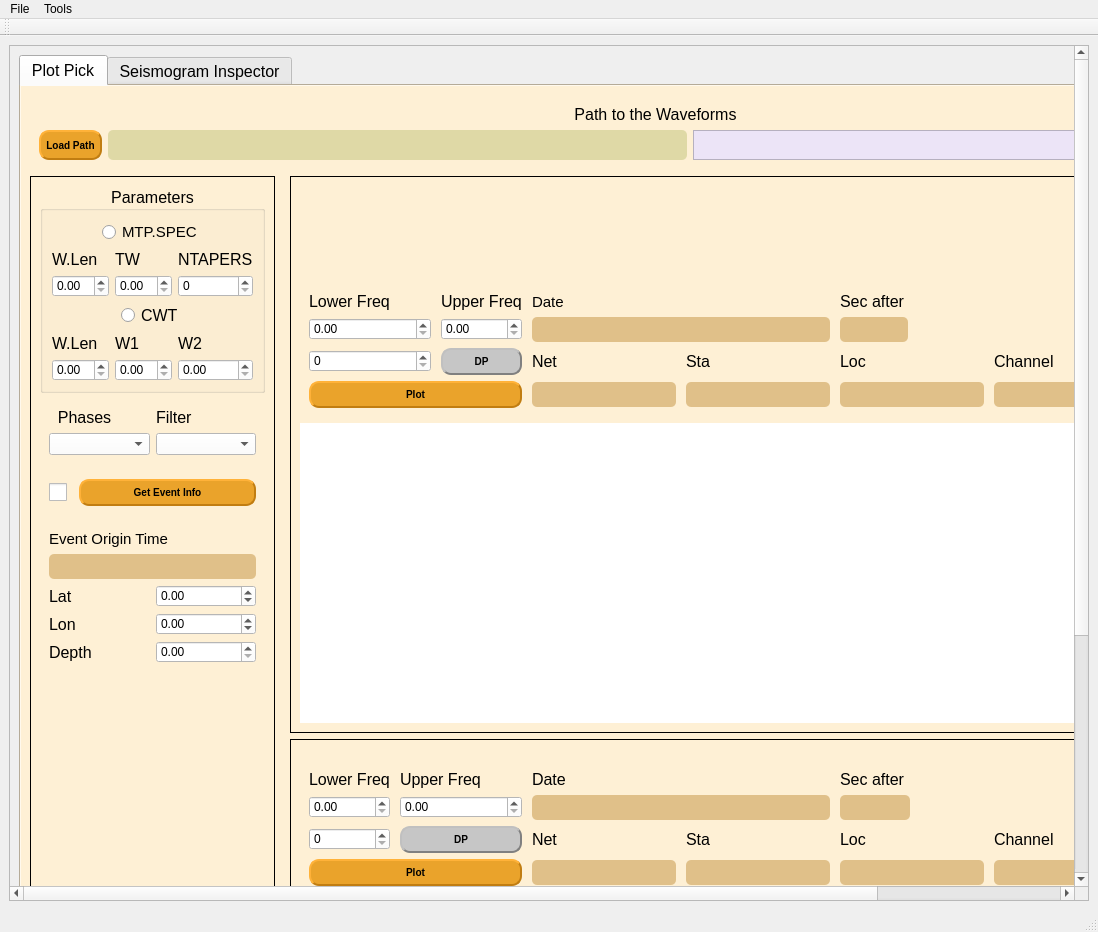
Old version of the form isp/resources/designer_uis/SeismogramFrame.ui in the repository ProjectISP/ISP.
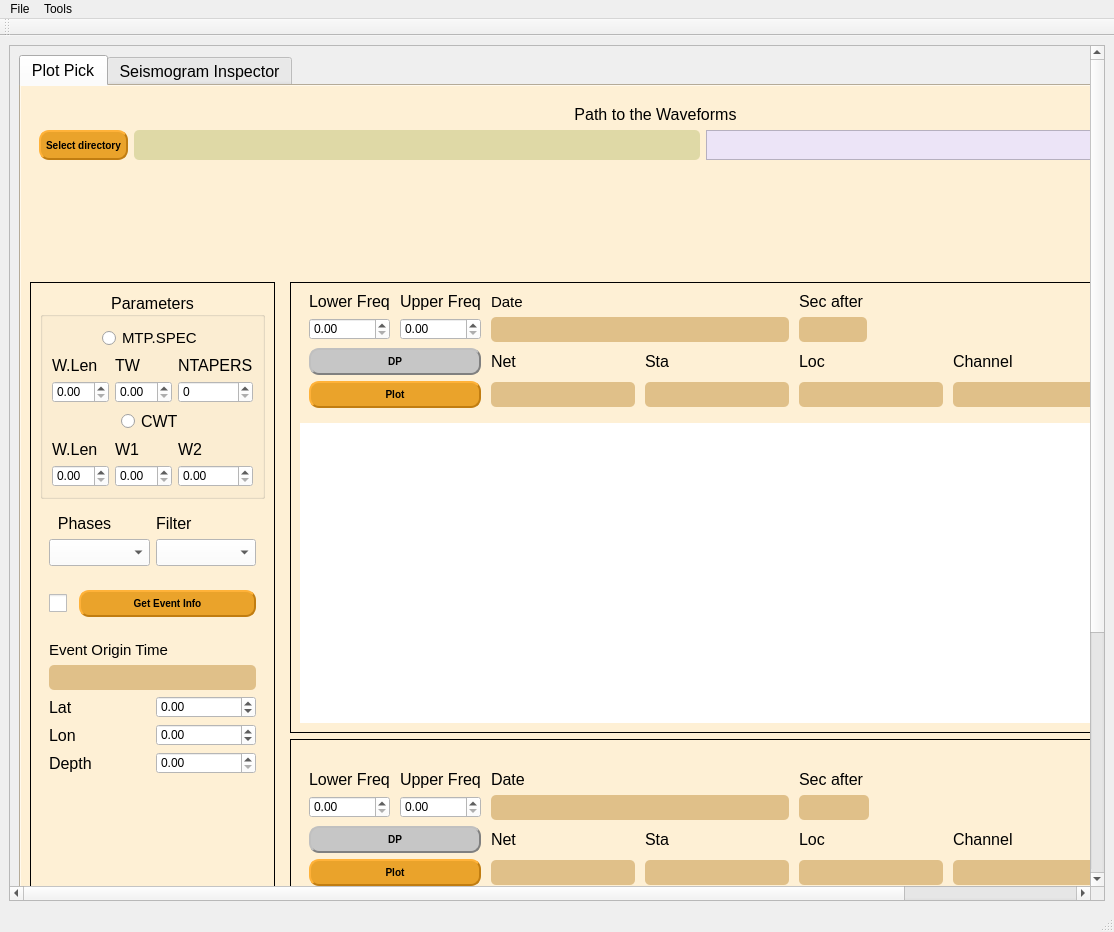
New version of the form. Icons and pictures are not drawn. Custom widgets are drawn as their Qt base class.

The edit to the form file:
```diff
--- a/isp/resources/designer_uis/SeismogramFrame.ui
+++ b/isp/resources/designer_uis/SeismogramFrame.ui
@@ -6,7 +6,7 @@
    <rect>
     <x>0</x>
     <y>0</y>
-    <width>1098</width>
+    <width>1114</width>
     <height>932</height>
    </rect>
   </property>
@@ -101,6 +101,16 @@
 QLineEdit:read-only {
 	background-color:rgba(200, 200, 133,150);
 }
+
+QComboBox{
+ 	background-color: rgb(255, 255, 255);
+	selection-color: black;
+	selection-background-color: rgba(233, 185, 110, 150);
+}
+
+QComboBox QAbstractItemView {
+	background-color: rgb(255, 255, 255);
+}
 </string>
   </property>
   <widget class="QWidget" name="centralwidget">
@@ -122,10 +132,10 @@
       <widget class="QWidget" name="scrollAreaWidgetContents">
        <property name="geometry">
         <rect>
-         <x>-238</x>
+         <x>0</x>
          <y>0</y>
          <width>1302</width>
-         <height>1174</height>
+         <height>1180</height>
         </rect>
        </property>
        <layout class="QVBoxLayout" name="verticalLayout_2">
@@ -283,15 +293,21 @@
                 <verstretch>0</verstretch>
                </sizepolicy>
               </property>
+              <property name="minimumSize">
+               <size>
+                <width>0</width>
+                <height>0</height>
+               </size>
+              </property>
               <property name="maximumSize">
                <size>
                 <width>16777215</width>
-                <height>80</height>
+                <height>16777215</height>
                </size>
               </property>
               <layout class="QGridLayout" name="gridLayout_11">
                <item row="2" column="1">
-                <widget class="QLineEdit" name="Pathwaveforms">
+                <widget class="QLineEdit" name="rootPathForm">
                  <property name="sizePolicy">
                   <sizepolicy hsizetype="Expanding" vsizetype="Expanding">
                    <horstretch>0</horstretch>
@@ -342,7 +358,7 @@
                 </widget>
                </item>
                <item row="2" column="0">
-                <widget class="QPushButton" name="loadPathBtn">
+                <widget class="QPushButton" name="selectDirBtn">
                  <property name="sizePolicy">
                   <sizepolicy hsizetype="Minimum" vsizetype="Expanding">
                    <horstretch>0</horstretch>
@@ -359,14 +375,28 @@
                   <cursorShape>PointingHandCursor</cursorShape>
                  </property>
                  <property name="text">
-                  <string>Load Path</string>
+                  <string>Select directory</string>
                  </property>
                 </widget>
                </item>
+               <item row="3" column="0" colspan="2">
+                <layout class="QVBoxLayout" name="verticalLayout_8">
+                 <item>
+                  <widget class="QWidget" name="fileSelectorWidget" native="true">
+                   <property name="minimumSize">
+                    <size>
+                     <width>0</width>
+                     <height>100</height>
+                    </size>
+                   </property>
+                  </widget>
+                 </item>
+                </layout>
+               </item>
               </layout>
              </widget>
             </item>
-            <item row="1" column="0">
+            <item row="2" column="0">
              <widget class="QFrame" name="frame">
               <property name="sizePolicy">
                <sizepolicy hsizetype="Preferred" vsizetype="MinimumExpanding">
@@ -506,17 +536,13 @@
                   </item>
                   <item row="1" column="0">
                    <widget class="QComboBox" name="comboPick">
-                    <property name="styleSheet">
-                     <string notr="true">background-color: rgb(255, 255, 255);</string>
+                    <property name="editable">
+                     <bool>false</bool>
                     </property>
                    </widget>
                   </item>
                   <item row="1" column="1">
-                   <widget class="QComboBox" name="comboFilter">
-                    <property name="styleSheet">
-                     <string notr="true">background-color: rgb(255, 255, 255);</string>
-                    </property>
-                   </widget>
+                   <widget class="QComboBox" name="comboFilter"/>
                   </item>
                  </layout>
                 </widget>
@@ -753,7 +779,7 @@
               </layout>
              </widget>
             </item>
-            <item row="1" column="1">
+            <item row="2" column="1">
              <widget class="QFrame" name="frame">
               <property name="sizePolicy">
                <sizepolicy hsizetype="MinimumExpanding" vsizetype="MinimumExpanding">
@@ -804,20 +830,6 @@
                   <property name="topMargin">
                    <number>0</number>
                   </property>
-                  <item>
-                   <layout class="QVBoxLayout" name="verticalLayout_8">
-                    <item>
-                     <widget class="QWidget" name="fileSelector" native="true">
-                      <property name="minimumSize">
-                       <size>
-                        <width>0</width>
-                        <height>100</height>
-                       </size>
-                      </property>
-                     </widget>
-                    </item>
-                   </layout>
-                  </item>
                   <item>
                    <widget class="QFrame" name="frame_2">
                     <property name="sizePolicy">
@@ -882,25 +894,6 @@
                        </property>
                        <property name="minimumSize">
                         <size>
-                         <width>122</width>
-                         <height>0</height>
-                        </size>
-                       </property>
-                       <property name="styleSheet">
-                        <string notr="true">background-color: rgb(255, 255, 255);</string>
-                       </property>
-                      </widget>
-                     </item>
-                     <item row="2" column="0">
-                      <widget class="QSpinBox" name="n1">
-                       <property name="sizePolicy">
-                        <sizepolicy hsizetype="Preferred" vsizetype="Fixed">
-                         <horstretch>0</horstretch>
-                         <verstretch>0</verstretch>
-                        </sizepolicy>
-                       </property>
-                       <property name="minimumSize">
-                        <size>
                          <width>0</width>
                          <height>0</height>
                         </size>
@@ -910,73 +903,6 @@
                        </property>
                       </widget>
                      </item>
-                     <item row="2" column="1">
-                      <widget class="QPushButton" name="DP1">
-                       <property name="sizePolicy">
-                        <sizepolicy hsizetype="Preferred" vsizetype="Fixed">
-                         <horstretch>0</horstretch>
-                         <verstretch>0</verstretch>
-                        </sizepolicy>
-                       </property>
-                       <property name="cursor">
-                        <cursorShape>PointingHandCursor</cursorShape>
-                       </property>
-                       <property name="toolTip">
-                        <string extracomment="bla"/>
-                       </property>
-                       <property name="statusTip">
-                        <string extracomment="bla"/>
-                       </property>
-                       <property name="accessibleDescription">
-                        <string/>
-                       </property>
-                       <property name="styleSheet">
-                        <string notr="true">QPushButton { 
-	background-color: rgb(198, 198, 198); 
-	border-color: grey;
-}
-
-QPushButton:hover:pressed {
-      background-color: qlineargradient(x1: 0, y1: 0, x2: 0, y2: 1,
-                                        stop: 0 #dadbde, stop: 1 #f6f7fa);
-}
-
-QPushButton:hover {
-      background-color: rgb(211, 215, 207);
- }
-
-  QPushButton:flat {
-      border: none; /* no border for a flat push button */
-  }
-
-  QPushButton:default {
-      border-color: navy; /* make the default button prominent */
-  }</string>
-                       </property>
-                       <property name="text">
-                        <string>DP</string>
-                       </property>
-                      </widget>
-                     </item>
-                     <item row="3" column="0" colspan="2">
-                      <widget class="QPushButton" name="PlotSeismogram">
-                       <property name="minimumSize">
-                        <size>
-                         <width>122</width>
-                         <height>0</height>
-                        </size>
-                       </property>
-                       <property name="cursor">
-                        <cursorShape>PointingHandCursor</cursorShape>
-                       </property>
-                       <property name="toolTip">
-                        <string/>
-                       </property>
-                       <property name="text">
-                        <string>Plot</string>
-                       </property>
-                      </widget>
-                     </item>
                      <item row="0" column="2">
                       <widget class="QLabel" name="label_37">
                        <property name="font">
@@ -1068,6 +994,73 @@
                      <item row="3" column="5">
                       <widget class="QLineEdit" name="Channel1"/>
                      </item>
+                     <item row="2" column="0" colspan="2">
+                      <widget class="QPushButton" name="DP1">
+                       <property name="sizePolicy">
+                        <sizepolicy hsizetype="Preferred" vsizetype="Fixed">
+                         <horstretch>0</horstretch>
+                         <verstretch>0</verstretch>
+                        </sizepolicy>
+                       </property>
+                       <property name="cursor">
+                        <cursorShape>PointingHandCursor</cursorShape>
+                       </property>
+                       <property name="toolTip">
+                        <string extracomment="bla"/>
+                       </property>
+                       <property name="statusTip">
+                        <string extracomment="bla"/>
+                       </property>
+                       <property name="accessibleDescription">
+                        <string/>
+                       </property>
+                       <property name="styleSheet">
+                        <string notr="true">QPushButton { 
+	background-color: rgb(198, 198, 198); 
+	border-color: grey;
+}
+
+QPushButton:hover:pressed {
+      background-color: qlineargradient(x1: 0, y1: 0, x2: 0, y2: 1,
+                                        stop: 0 #dadbde, stop: 1 #f6f7fa);
+}
+
+QPushButton:hover {
+      background-color: rgb(211, 215, 207);
+ }
+
+  QPushButton:flat {
+      border: none; /* no border for a flat push button */
+  }
+
+  QPushButton:default {
+      border-color: navy; /* make the default button prominent */
+  }</string>
+                       </property>
+                       <property name="text">
+                        <string>DP</string>
+                       </property>
+                      </widget>
+                     </item>
+                     <item row="3" column="0" colspan="2">
+                      <widget class="QPushButton" name="plotSeismogramBtn">
+                       <property name="minimumSize">
+                        <size>
+                         <width>122</width>
+                         <height>0</height>
+                        </size>
+                       </property>
+                       <property name="cursor">
+                        <cursorShape>PointingHandCursor</cursorShape>
+                       </property>
+                       <property name="toolTip">
+                        <string/>
+                       </property>
+                       <property name="text">
+                        <string>Plot</string>
+                       </property>
+                      </widget>
+                     </item>
                     </layout>
                    </widget>
                   </item>
@@ -1102,7 +1095,7 @@
                       <number>0</number>
                      </property>
                      <item>
-                      <widget class="QWidget" name="plotMat" native="true">
+                      <widget class="QWidget" name="plotMatWidget" native="true">
                        <property name="styleSheet">
                         <string notr="true">background-color: rgb(255, 255, 255);</string>
                        </property>
@@ -1294,45 +1287,6 @@
                        </property>
                       </widget>
                      </item>
-                     <item row="2" column="1">
-                      <widget class="QPushButton" name="DP2">
-                       <property name="minimumSize">
-                        <size>
-                         <width>122</width>
-                         <height>0</height>
-                        </size>
-                       </property>
-                       <property name="cursor">
-                        <cursorShape>PointingHandCursor</cursorShape>
-                       </property>
-                       <property name="styleSheet">
-                        <string notr="true">QPushButton { 
-	background-color: rgb(198, 198, 198);
-	border-color: grey;
- }
-
-QPushButton:hover:pressed {
-      background-color: qlineargradient(x1: 0, y1: 0, x2: 0, y2: 1,
-                                        stop: 0 #dadbde, stop: 1 #f6f7fa);
-}
-
-QPushButton:hover {
-      background-color: rgb(211, 215, 207);
- }
-
-  QPushButton:flat {
-      border: none; /* no border for a flat push button */
-  }
-
-  QPushButton:default {
-      border-color: navy; /* make the default button prominent */
-  }</string>
-                       </property>
-                       <property name="text">
-                        <string>DP</string>
-                       </property>
-                      </widget>
-                     </item>
                      <item row="2" column="5">
                       <widget class="QLabel" name="label_64">
                        <property name="text">
@@ -1377,15 +1331,8 @@
                        </property>
                       </widget>
                      </item>
-                     <item row="2" column="0">
-                      <widget class="QSpinBox" name="n2">
-                       <property name="styleSheet">
-                        <string notr="true">background-color: rgb(255, 255, 255);</string>
-                       </property>
-                      </widget>
-                     </item>
                      <item row="3" column="0" colspan="2">
-                      <widget class="QPushButton" name="PlotSeismogram2">
+                      <widget class="QPushButton" name="plotSeismogramBtn_2">
                        <property name="minimumSize">
                         <size>
                          <width>122</width>
@@ -1397,6 +1344,91 @@
                        </property>
                        <property name="text">
                         <string>Plot</string>
+                       </property>
+                      </widget>
+                     </item>
+                     <item row="2" column="0" colspan="2">
+                      <widget class="QPushButton" name="DP2">
+                       <property name="sizePolicy">
+                        <sizepolicy hsizetype="Preferred" vsizetype="Fixed">
+                         <horstretch>0</horstretch>
+                         <verstretch>0</verstretch>
+                        </sizepolicy>
+                       </property>
+                       <property name="minimumSize">
+                        <size>
+                         <width>122</width>
+                         <height>0</height>
+                        </size>
+                       </property>
+                       <property name="cursor">
+                        <cursorShape>PointingHandCursor</cursorShape>
+                       </property>
+                       <property name="styleSheet">
+                        <string notr="true">QPushButton { 
+	background-color: rgb(198, 198, 198);
+	border-color: grey;
+ }
+
+QPushButton:hover:pressed {
+      background-color: qlineargradient(x1: 0, y1: 0, x2: 0, y2: 1,
+                                        stop: 0 #dadbde, stop: 1 #f6f7fa);
+}
+
+QPushButton:hover {
+      background-color: rgb(211, 215, 207);
+ }
+
+  QPushButton:flat {
+      border: none; /* no border for a flat push button */
+  }
+
+  QPushButton:default {
+      border-color: navy; /* make the default button prominent */
+  }</string>
+                       </property>
+                       <property name="text">
+                        <string>DP</string>
+                       </property>
+                      </widget>
+                     </item>
+                    </layout>
+                   </widget>
+                  </item>
+                  <item>
+                   <widget class="QFrame" name="horizontalFrame2_3">
+                    <property name="sizePolicy">
+                     <sizepolicy hsizetype="Preferred" vsizetype="Expanding">
+                      <horstretch>0</horstretch>
+                      <verstretch>0</verstretch>
+                     </sizepolicy>
+                    </property>
+                    <property name="minimumSize">
+                     <size>
+                      <width>0</width>
+                      <height>300</height>
+                     </size>
+                    </property>
+                    <property name="frameShape">
+                     <enum>QFrame::NoFrame</enum>
+                    </property>
+                    <layout class="QHBoxLayout" name="horizontalLayout_7">
+                     <property name="leftMargin">
+                      <number>0</number>
+                     </property>
+                     <property name="topMargin">
+                      <number>0</number>
+                     </property>
+                     <property name="rightMargin">
+                      <number>0</number>
+                     </property>
+                     <property name="bottomMargin">
+                      <number>0</number>
+                     </property>
+                     <item>
+                      <widget class="QWidget" name="plotMatWidget_2" native="true">
+                       <property name="styleSheet">
+                        <string notr="true">background-color: rgb(255, 255, 255);</string>
                        </property>
                       </widget>
                      </item>
@@ -1427,25 +1459,6 @@
                      <property name="bottomMargin">
                       <number>0</number>
                      </property>
-                     <item>
-                      <widget class="MatplotlibWidget_special" name="grafico2" native="true">
-                       <property name="sizePolicy">
-                        <sizepolicy hsizetype="Preferred" vsizetype="Expanding">
-                         <horstretch>0</horstretch>
-                         <verstretch>0</verstretch>
-                        </sizepolicy>
-                       </property>
-                       <property name="minimumSize">
-                        <size>
-                         <width>0</width>
-                         <height>300</height>
-                        </size>
-                       </property>
-                       <property name="styleSheet">
-                        <string notr="true">background-color: rgb(255, 255, 255);</string>
-                       </property>
-                      </widget>
-                     </item>
                     </layout>
                    </widget>
                   </item>
@@ -2767,7 +2780,7 @@
     <rect>
      <x>0</x>
      <y>0</y>
-     <width>1098</width>
+     <width>1114</width>
      <height>22</height>
     </rect>
    </property>
@@ -2884,14 +2897,6 @@
    </property>
   </action>
  </widget>
- <customwidgets>
-  <customwidget>
-   <class>MatplotlibWidget_special</class>
-   <extends>QWidget</extends>
-   <header location="global">isp/seismogramInspector/clases_mpl_pyqt</header>
-   <container>1</container>
-  </customwidget>
- </customwidgets>
  <resources>
   <include location="../resources.qrc"/>
  </resources>
```
